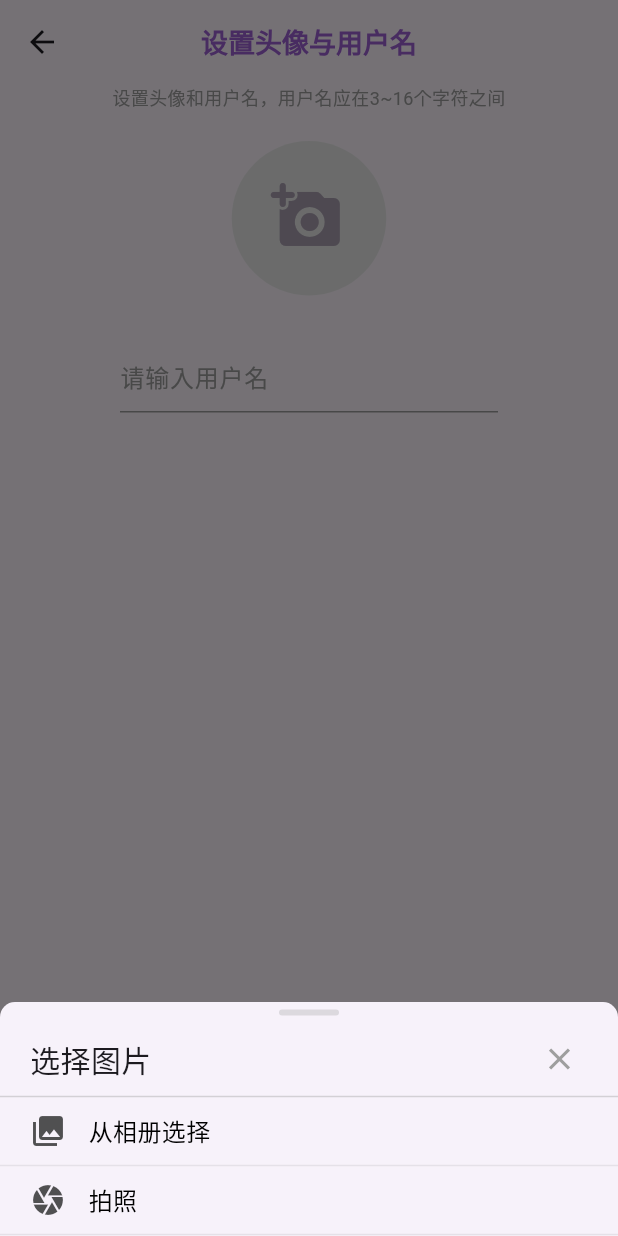
After one commit to Eobard-Eins/GraduationProjectClient, a Flutter app: the SetNameAndAvatarPage screen opened by its route, after a tap on the "add a photo" icon, on a phone screen of 412 x 824 dp. The commit adds this screen. Run offline on Flutter 3.47's test engine with Material 3 defaults, Android fonts, the phone set to English and light mode, and no system bars.

Commit message:
完成设置头像和用户名界面，优化文件目录

```diff
--- a/lib/components/login/squareTextButton.dart
+++ b/lib/components/common/button/squareTextButton.dart
@@ -9,9 +9,7 @@ class SquareTextButton extends StatelessWidget {
 
   @override
   Widget build(BuildContext context) {
-    return Padding(
-      padding: const EdgeInsets.symmetric(horizontal: 80, vertical: 10),
-      child:ElevatedButton(
+    return ElevatedButton(
         style: ButtonStyle(
           backgroundColor: MaterialStateProperty.all(onTap == null? Colors.grey : Coloors.purple),
           foregroundColor: MaterialStateProperty.all(Colors.white),
@@ -26,7 +24,6 @@ class SquareTextButton extends StatelessWidget {
         ),
         onPressed: onTap,
         child:Padding(padding: const EdgeInsets.only(bottom:2),child: Text(text,),)
-      ),
-    );
+      );
   }
 }
--- /dev/null
+++ b/lib/components/common/display/bottomSheet.dart
@@ -0,0 +1,54 @@
+import 'package:client_application/components/common/display/optionInSheet.dart';
+import 'package:client_application/components/common/display/shortHeadBar.dart';
+import 'package:flutter/material.dart';
+
+//设置底部选择弹窗的各选项和标题，非组件，为触发事件，事件包括create()，即创建弹窗
+class BottomSelectSheet {
+  final String title;
+  final List<OptionInSheet> options;
+  final BuildContext context;
+
+  const BottomSelectSheet({required this.title, required this.options, required this.context});
+
+  create(){
+    return showModalBottomSheet(
+      context: context,
+      //设置圆角
+      shape: const RoundedRectangleBorder(
+        borderRadius: BorderRadius.only(
+          topLeft: Radius.circular(10),
+          topRight: Radius.circular(10),
+        ),
+      ),
+      builder: (context){
+        return Column(
+          mainAxisSize: MainAxisSize.min,
+          children: [
+            const ShortHeadBar(),
+            Row(
+              children: [
+                const SizedBox(width: 20,),
+                Text(title,style:const TextStyle(fontSize: 20,fontWeight: FontWeight.w500)),
+                const Spacer(),
+                IconButton(
+                  onPressed: ()=>Navigator.pop(context),
+                  icon: const Icon(Icons.close,color: Colors.grey,),
+                  style: const ButtonStyle(
+                    //取消水波纹
+                    splashFactory: NoSplash.splashFactory,
+                  ),
+                ),
+                const SizedBox(width: 15,),
+              ],
+            ),
+            Divider(color: Colors.grey.withOpacity(0.4),height: 2,),
+            Column(
+              children: options,
+            )
+          ],
+        );
+      }
+    );
+  }
+
+}
--- /dev/null
+++ b/lib/components/common/display/optionInSheet.dart
@@ -0,0 +1,37 @@
+
+import 'package:flutter/material.dart';
+
+//横向的选项，用于弹窗
+class OptionInSheet extends StatelessWidget {
+  final String text;
+  final void Function()? onTap;
+  final Icon? icon;
+  const OptionInSheet({super.key, required this.text, this.onTap, this.icon});
+  @override
+  Widget build(BuildContext context) {
+    return InkWell(
+      onTap: onTap,
+      highlightColor: Colors.transparent, // 透明色
+      splashColor: Colors.transparent,
+      child:  Column(
+          children: [
+            Padding(
+              padding: const EdgeInsets.only(top: 10, bottom: 10),
+              child: Row(
+                children: [
+                  const SizedBox(width: 20,),
+                  icon??Container(),
+                  SizedBox(width: (icon==null)?0:15,),
+                  Text(text, style: const TextStyle(fontSize: 16, color: Colors.black)),
+                  const Spacer(),
+                ],
+              ),
+            ),
+
+            Divider(color: Colors.grey.withOpacity(0.2),height: 2,),
+
+          ],
+        ),
+    );
+  }
+}
--- /dev/null
+++ b/lib/components/common/display/shortHeadBar.dart
@@ -0,0 +1,22 @@
+
+import 'package:flutter/material.dart';
+
+//弹窗上方的横条
+class ShortHeadBar extends StatelessWidget{
+  const ShortHeadBar({super.key, this.height, this.width, this.color});
+  final double? height;
+  final double? width;
+  final Color? color;
+  @override
+  Widget build(BuildContext context) {
+    return Container(
+      height:height??4,
+      width: width??40,
+      margin: const EdgeInsets.symmetric(vertical: 5),
+      decoration: BoxDecoration(
+        color:color??Colors.grey.withOpacity(0.3),
+        borderRadius: BorderRadius.circular(5),
+      ),
+    );
+  }
+}
--- a/lib/config/RouteConfig.dart
+++ b/lib/config/RouteConfig.dart
@@ -1,18 +1,22 @@
 
-import 'package:client_application/pages/loginPage/agreementPage.dart';
+import 'package:client_application/pages/loginPage/login/agreementPage.dart';
+import 'package:client_application/pages/loginPage/infoSet/setNameAndAvatarPage.dart';
 import 'package:client_application/pages/loginPage/login/loginPage.dart';
 import 'package:client_application/pages/loginPage/login/loginWithPasswordPage.dart';
-import 'package:client_application/pages/loginPage/register/setPasswordPage.dart';
-import 'package:client_application/pages/loginPage/register/verifyPhonePage.dart';
+import 'package:client_application/pages/loginPage/infoSet/setPasswordPage.dart';
+import 'package:client_application/pages/loginPage/infoSet/verifyPhonePage.dart';
 import 'package:flutter/material.dart';
 
 class RouteConfig {
 
   static const String loginWithCaptchaPage="/loginWithCaptchaPage";
   static const String loginWithPasswordPage="/loginWithPasswordPage";
+
   static const String agreementInfoPage="/agreementInfoPage";
   static const String verifyPhonePage="/verifyPhonePage";
+
   static const String setPasswordPage="/setPasswordPage";
+  static const String setNameAndAvatarPage="/setNameAndAvatarPage";
 
   static Route<dynamic> onGenerateRoute(RouteSettings settings) {
     switch (settings.name) {
@@ -26,6 +30,8 @@ class RouteConfig {
         return MaterialPageRoute(builder: (context) => const VerifyPhonePage());
       case setPasswordPage:
         return MaterialPageRoute(builder: (context) => const SetPasswordPage());
+      case setNameAndAvatarPage:
+        return MaterialPageRoute(builder: (context) => const SetNameAndAvatarPage());
       default:
         return MaterialPageRoute(builder: (context) => const Scaffold(body: Center(child: Text("No Page Route Provided"),)));
     }
--- a/lib/main.dart
+++ b/lib/main.dart
@@ -1,6 +1,7 @@
 import 'package:client_application/config/RouteConfig.dart';
+import 'package:client_application/pages/loginPage/infoSet/setNameAndAvatarPage.dart';
 import 'package:client_application/pages/loginPage/login/loginPage.dart';
-import 'package:client_application/pages/loginPage/register/setPasswordPage.dart';
+import 'package:client_application/pages/loginPage/infoSet/setPasswordPage.dart';
 import 'package:flutter/material.dart';
 
 void main() {
--- /dev/null
+++ b/lib/pages/loginPage/infoSet/setNameAndAvatarPage.dart
@@ -0,0 +1,147 @@
+
+import 'package:client_application/components/common/button/squareTextButton.dart';
+import 'package:client_application/components/common/display/bottomSheet.dart';
+import 'package:client_application/components/common/display/optionInSheet.dart';
+import 'package:client_application/components/common/input/textField.dart';
+import 'package:client_application/res/color.dart';
+import 'package:flutter/material.dart';
+
+//设置头像和用户名，注册时用
+class SetNameAndAvatarPage extends StatefulWidget {
+  const SetNameAndAvatarPage({super.key});
+
+  @override
+  State<SetNameAndAvatarPage> createState() => _SetNameAndAvatarPageState();
+}
+
+class _SetNameAndAvatarPageState extends State<SetNameAndAvatarPage> {
+
+  late TextEditingController _usernameController;
+
+  //选取图片方式的弹窗触发函数
+  imagePickerTypeBottomSheet(){
+    return BottomSelectSheet(
+      context: context,
+      title: "选择图片", options: [
+      OptionInSheet(text: "从相册选择", icon: const Icon(Icons.photo_library,color: Coloors.greryDeep,), onTap: ()=>imagePickerTypeBottomSheet()),
+      OptionInSheet(text: "拍照", icon: const Icon(Icons.camera_sharp,color: Coloors.greryDeep,), onTap: ()=>imagePickerTypeBottomSheet()),
+    ]).create();
+  }
+
+  @override
+  void initState() {
+    _usernameController=TextEditingController();
+    super.initState();
+  }
+
+  @override
+  void dispose() {
+    _usernameController.dispose();
+    super.dispose();
+  }
+
+  @override
+  Widget build(BuildContext context) {
+    return Scaffold(
+      appBar: AppBar(
+          //标题
+          title: const Text(
+            "设置头像与用户名",
+            style: TextStyle(
+              fontWeight: FontWeight.bold,
+              fontSize: 18,
+              color: Coloors.purple,
+            ),
+            textAlign: TextAlign.center,
+          ),
+          centerTitle: true,
+        ),
+      body: Column(
+          children: [
+            const Padding(
+              padding: EdgeInsets.symmetric(horizontal: 40, vertical: 0),
+              child:Text(
+                "设置头像和用户名，用户名应在3~16个字符之间",
+                style: TextStyle(
+                  color: Colors.grey,
+                  fontSize: 12,
+                ),
+                textAlign: TextAlign.center,
+              ),
+            ),
+            const SizedBox(
+              height: 20,
+            ),
+            GestureDetector(
+              onTap: imagePickerTypeBottomSheet,
+              child:Container(
+                padding: const EdgeInsets.all(26),
+                decoration: const BoxDecoration(
+                  shape: BoxShape.circle,
+                  color: Coloors.greyLight,
+                ),
+                child: const Padding(
+                  padding: EdgeInsets.only(bottom:3,right:3),
+                  child: Icon(
+                    Icons.add_a_photo_rounded,
+                    color: Coloors.greyDark,
+                    size:48,
+                  )
+                )
+              ),
+            ),
+
+
+            const SizedBox(height:30),
+            Padding(
+              padding: const EdgeInsets.symmetric(horizontal: 80, vertical: 0),
+              child: UserTextFieldWidget(
+                controller: _usernameController,
+                onChanged: (value) {
+                  setState(() {
+                    _usernameController.text = value;
+                  });
+                },
+                readOnly: false,
+                keyboardType: TextInputType.name,
+                obscureText: true,
+                maxLength: 16,
+                textInputAction: TextInputAction.done,
+                //TODO:
+                onEditingComplete: _usernameController.text.isNotEmpty?onTapNext:null,
+                hintText: "请输入用户名",
+                suffixIconConstraints: const BoxConstraints(minHeight: 22),
+                suffixIcon: _usernameController.text.isEmpty
+                    ? null
+                    : IconButton(
+                        onPressed: () {
+                          //清空输入框
+                          _usernameController.clear();
+                          setState(() {
+                            _usernameController.clear();
+                          });
+                        },
+                        icon: const Icon(
+                          Icons.clear,
+                          color: Colors.grey,
+                        ),
+                      ),
+              ),
+            ),
+
+
+          ]
+        ),
+      //下一步
+        floatingActionButtonLocation: FloatingActionButtonLocation.centerFloat,
+        floatingActionButton: Padding(
+          padding: const EdgeInsets.symmetric(horizontal: 80, vertical: 10),
+          child:SquareTextButton(text: "下一步", onTap: _usernameController.text.isNotEmpty?onTapNext:null)
+        )
+    );
+  }
+
+  void onTapNext() {
+    print("next");
+  }
+}
--- a/lib/pages/loginPage/register/setPasswordPage.dart
+++ b/lib/pages/loginPage/infoSet/setPasswordPage.dart
@@ -1,6 +1,6 @@
 
-import 'package:client_application/components/common/textField.dart';
-import 'package:client_application/components/login/squareTextButton.dart';
+import 'package:client_application/components/common/button/squareTextButton.dart';
+import 'package:client_application/components/common/input/textField.dart';
 import 'package:client_application/config/RouteConfig.dart';
 import 'package:client_application/res/color.dart';
 import 'package:flutter/material.dart';
@@ -114,6 +114,8 @@ class _SetPasswordPageState extends State<SetPasswordPage> {
                 obscureText: _obscure,
                 maxLength: 16,
                 textInputAction: TextInputAction.done,
+                //TODO:
+                onEditingComplete: (_passwordController.text.isEmpty || _passwordAgainController.text.isEmpty)? null: onTapNext,
                 hintText: "请重复输入密码",
                 suffixIconConstraints: const BoxConstraints(minHeight: 22),
                 suffixIcon: Row(
@@ -144,16 +146,21 @@ class _SetPasswordPageState extends State<SetPasswordPage> {
 
         //下一步
         floatingActionButtonLocation: FloatingActionButtonLocation.centerFloat,
-        floatingActionButton: SquareTextButton(
+        floatingActionButton: Padding(
+          padding: const EdgeInsets.symmetric(horizontal: 80, vertical: 10),
+          child:SquareTextButton(
             text: "下一步",
             onTap: (_passwordController.text.isEmpty ||
                     _passwordAgainController.text.isEmpty)
                 ? null
-                : onTapNext));
+                : onTapNext)
+        )
+      );
   }
 
   void onTapNext() {
     print("next");
+    Navigator.of(context).pushReplacementNamed(RouteConfig.setNameAndAvatarPage);
   }
 
   void onTapAgreement() {
--- a/lib/pages/loginPage/register/verifyPhonePage.dart
+++ b/lib/pages/loginPage/infoSet/verifyPhonePage.dart
@@ -1,9 +1,9 @@
 import 'dart:async';
 
+import 'package:client_application/components/common/button/squareTextButton.dart';
+import 'package:client_application/components/common/button/textButtonWithNoSplash.dart';
 import 'package:client_application/components/login/checkAgreement.dart';
-import 'package:client_application/components/common/textButtonWithNoSplash.dart';
-import 'package:client_application/components/common/textField.dart';
-import 'package:client_application/components/login/squareTextButton.dart';
+import 'package:client_application/components/common/input/textField.dart';
 import 'package:client_application/config/RouteConfig.dart';
 import 'package:client_application/res/color.dart';
 import 'package:flutter/material.dart';
@@ -91,7 +91,7 @@ class _VerifyPhonePageState extends State<VerifyPhonePage> {
                 hintText: "请输入验证码",
                 onChanged: (value){setState(() {_captchaController.text = value;});},
                 //TODO: 键盘done操作
-                onEditingComplete: onTapNext,
+                onEditingComplete: _checkAgreement&&_phoneController.text.isNotEmpty&&_captchaController.text.isNotEmpty?onTapNext:null,
                 keyboardType: TextInputType.number,
                 suffixIconConstraints: const BoxConstraints(minHeight: 22),
                 suffixIcon: Row(
@@ -134,9 +134,14 @@ class _VerifyPhonePageState extends State<VerifyPhonePage> {
 
         //下一步
         floatingActionButtonLocation: FloatingActionButtonLocation.centerFloat,
-        floatingActionButton: SquareTextButton(text: "下一步", onTap: _checkAgreement&&_phoneController.text.isNotEmpty&&_captchaController.text.isNotEmpty?onTapNext:null)
+        floatingActionButton: Padding(
+          padding: const EdgeInsets.symmetric(horizontal: 80, vertical: 10),
+          child:SquareTextButton(text: "下一步", onTap: _checkAgreement&&_phoneController.text.isNotEmpty&&_captchaController.text.isNotEmpty?onTapNext:null)
+        )
       );
   }
+
+
 
   void timeDown(int init) async{
     int countdown = init;
--- a/lib/pages/loginPage/agreementPage.dart
+++ b/lib/pages/loginPage/login/agreementPage.dart
@@ -1,4 +1,4 @@
-import 'package:client_application/components/common/scrollableText.dart';
+import 'package:client_application/components/common/display/scrollableText.dart';
 import 'package:flutter/material.dart';
 
 class AgreementPage extends StatelessWidget {
--- a/lib/pages/loginPage/login/loginPage.dart
+++ b/lib/pages/loginPage/login/loginPage.dart
@@ -1,9 +1,9 @@
 import 'dart:async';
 
+import 'package:client_application/components/common/button/textButtonWithNoSplash.dart';
 import 'package:client_application/components/login/checkAgreement.dart';
 import 'package:client_application/components/login/loginButton.dart';
-import 'package:client_application/components/common/textButtonWithNoSplash.dart';
-import 'package:client_application/components/common/textField.dart';
+import 'package:client_application/components/common/input/textField.dart';
 import 'package:client_application/config/RouteConfig.dart';
 import 'package:client_application/res/color.dart';
 import 'package:flutter/material.dart';
@@ -91,7 +91,7 @@ class _LoginPageState extends State<LoginPage> {
                 hintText: "请输入验证码",
                 onChanged: (value){setState(() {_captchaController.text = value;});},
                 //TODO: 键盘done操作
-                onEditingComplete: onTapLogin,
+                onEditingComplete: _checkAgreement&&_phoneController.text.isNotEmpty&&_captchaController.text.isNotEmpty?onTapLogin:null,
                 keyboardType: TextInputType.number,
                 suffixIconConstraints: const BoxConstraints(minHeight: 22),
                 suffixIcon: Row(
--- a/lib/pages/loginPage/login/loginWithPasswordPage.dart
+++ b/lib/pages/loginPage/login/loginWithPasswordPage.dart
@@ -1,8 +1,8 @@
 // ignore_for_file: prefer_const_constructors
 
+import 'package:client_application/components/common/button/textButtonWithNoSplash.dart';
 import 'package:client_application/components/login/loginButton.dart';
-import 'package:client_application/components/common/textButtonWithNoSplash.dart';
-import 'package:client_application/components/common/textField.dart';
+import 'package:client_application/components/common/input/textField.dart';
 import 'package:client_application/config/RouteConfig.dart';
 import 'package:client_application/res/color.dart';
 import 'package:flutter/material.dart';
@@ -90,6 +90,8 @@ class _LoginWithPasswordPageState extends State<LoginWithPasswordPage> {
                 obscureText: _obscure,
                 maxLength: 16,
                 textInputAction: TextInputAction.done,
+                //TODO:
+                onEditingComplete: _phoneController.text.isNotEmpty&&_passwordController.text.isNotEmpty?onTapLogin:null,
                 hintText: "请输入密码",
                 suffixIconConstraints: BoxConstraints(minHeight: 22),
                 suffixIcon: Row(
--- a/lib/res/color.dart
+++ b/lib/res/color.dart
@@ -3,4 +3,11 @@ import 'package:flutter/material.dart';
 class Coloors{
   static const Color purple=Color.fromARGB(255, 157, 95, 211);
   static const Color purpleLight=Color.fromARGB(255, 181, 147, 226);
+
+  static const Color purpleDark=Color.fromARGB(255, 112, 65, 141);
+
+  static const Color greyLight=Color.fromARGB(255, 234, 234, 234);
+  static const Color greyDark=Color.fromARGB(255, 170, 160, 177);
+
+  static const Color greryDeep=Color.fromARGB(225, 58, 58, 59);
 }
```
Also changed, not shown: lib/components/common/button/textButtonWithNoSplash.dart (renamed from lib/components/common/textButtonWithNoSplash.dart), lib/components/common/display/scrollableText.dart (renamed from lib/components/common/scrollableText.dart), lib/components/common/input/textField.dart (renamed from lib/components/common/textField.dart), 1 other file.
